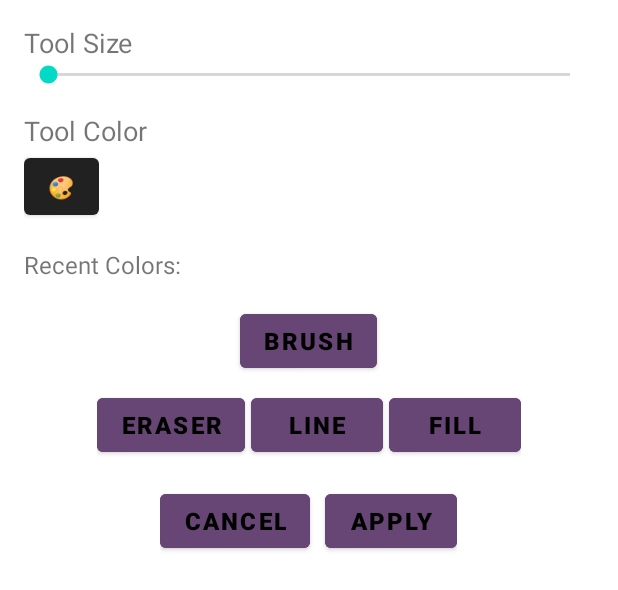
After one commit to Siond5/Paintrest, an Android app: the layout fragment_paint_settings_dialog.xml on its own in the app's theme, with its tools: preview values and no code run, on a phone screen of 412 x 824 dp. The commit adds this screen. Shown: the top 590 px of the screen. Run offline under Robolectric (Android 15) with nearby library versions, the phone set to English and light mode, and no system bars.

Commit message:
paint settings

```diff
--- a/app/src/main/res/layout/fragment_paint.xml
+++ b/app/src/main/res/layout/fragment_paint.xml
@@ -8,12 +8,12 @@
         android:id="@+id/canvas_container"
         android:layout_width="match_parent"
         android:layout_height="match_parent"
-        android:layout_above="@+id/PaintSettings"
+        android:layout_above="@+id/paintSettings"
         android:background="@drawable/canvas_bg"
         />
 
     <Button
-        android:id="@+id/PaintSettings"
+        android:id="@+id/paintSettings"
         android:layout_width="match_parent"
         android:layout_height="wrap_content"
         android:text="Paint settings"
--- /dev/null
+++ b/app/src/main/res/layout/fragment_paint_settings_dialog.xml
@@ -0,0 +1,138 @@
+<?xml version="1.0" encoding="utf-8"?>
+<LinearLayout xmlns:android="http://schemas.android.com/apk/res/android"
+    android:layout_width="match_parent"
+    android:layout_height="wrap_content"
+    android:orientation="vertical"
+    android:padding="16dp">
+
+    <TextView
+        android:layout_width="wrap_content"
+        android:layout_height="wrap_content"
+        android:text="Tool Size"
+        android:textSize="18sp" />
+
+    <SeekBar
+        android:id="@+id/seekBarSize"
+        android:layout_width="match_parent"
+        android:layout_height="wrap_content"
+        android:max="100" />
+
+    <TextView
+        android:layout_width="wrap_content"
+        android:layout_height="wrap_content"
+        android:text="Tool Color"
+        android:textSize="18sp"
+        android:layout_marginTop="16dp" />
+
+    <LinearLayout
+        android:layout_width="wrap_content"
+        android:layout_height="wrap_content"
+        android:orientation="horizontal"
+        android:gravity="center_horizontal">
+
+        <Button
+            android:id="@+id/btnColorPicker"
+            android:layout_width="50dp"
+            android:layout_height="50dp"
+
+            android:text="🎨" />
+    </LinearLayout>
+
+    <TextView
+        android:layout_width="wrap_content"
+        android:layout_height="wrap_content"
+        android:text="Recent Colors:"
+        android:textSize="16sp"
+        android:layout_marginTop="16dp" />
+
+    <LinearLayout
+        android:id="@+id/recentColorsLayout"
+        android:layout_width="wrap_content"
+        android:layout_height="wrap_content"
+        android:orientation="horizontal"
+        android:gravity="center_horizontal" />
+
+    <LinearLayout
+        android:layout_width="wrap_content"
+        android:layout_height="wrap_content"
+        android:layout_gravity="center"
+        android:orientation="vertical"
+        android:gravity="center"
+        android:layout_marginTop="16dp">
+
+        <Button
+            android:id="@+id/btnBrush"
+            android:layout_width="wrap_content"
+            android:layout_height="wrap_content"
+            android:text="Brush"
+            android:textSize="16sp"
+            android:layout_marginBottom="8dp"
+            style="@style/BoldText"
+            android:backgroundTint="@color/button" />
+
+        <LinearLayout
+            android:layout_width="wrap_content"
+            android:layout_height="wrap_content"
+            android:orientation="horizontal"
+            android:gravity="center">
+
+            <Button
+                android:id="@+id/btnEraser"
+                android:layout_width="wrap_content"
+                android:layout_height="wrap_content"
+                android:text="Eraser"
+                android:layout_marginEnd="4dp"
+                android:textSize="16sp"
+                style="@style/BoldText"
+                android:backgroundTint="@color/button" />
+
+            <Button
+                android:id="@+id/btnLine"
+                android:layout_width="0dp"
+                android:layout_weight="1"
+                android:layout_height="wrap_content"
+                android:text="Line"
+                android:layout_marginEnd="4dp"
+                android:textSize="16sp"
+                style="@style/BoldText"
+                android:backgroundTint="@color/button" />
+
+            <Button
+                android:id="@+id/btnFill"
+                android:layout_width="0dp"
+                android:layout_weight="1"
+                android:layout_height="wrap_content"
+                android:text="Fill"
+                android:textSize="16sp"
+                style="@style/BoldText"
+                android:backgroundTint="@color/button" />
+        </LinearLayout>
+    </LinearLayout>
+    <LinearLayout
+        android:layout_width="wrap_content"
+        android:layout_height="wrap_content"
+        android:orientation="horizontal"
+        android:gravity="center"
+        android:layout_gravity="center"
+        android:layout_marginTop="16dp">
+
+        <Button
+            android:id="@+id/btnCancel"
+            android:layout_width="wrap_content"
+            android:layout_height="wrap_content"
+            android:textSize="16dp"
+            style="@style/BoldText"
+            android:backgroundTint="@color/button"
+            android:text="Cancel" />
+
+        <Button
+            android:id="@+id/btnApply"
+            android:layout_width="wrap_content"
+            android:layout_height="wrap_content"
+            android:text="Apply"
+            android:textSize="16dp"
+            style="@style/BoldText"
+            android:backgroundTint="@color/button"
+            android:layout_marginStart="10dp" />
+    </LinearLayout>
+</LinearLayout>
--- a/app/src/main/res/values/strings.xml
+++ b/app/src/main/res/values/strings.xml
@@ -19,6 +19,8 @@
         <item>Pink</item>
         <item>Custom</item>
     </string-array>
+    <!-- TODO: Remove or change this placeholder text -->
+    <string name="hello_blank_fragment">Hello blank fragment</string>
 
 
 </resources>
```
Also changed, not shown: app/src/main/java/com/example/login/PaintFragment.java (+58 -24 lines), app/src/main/java/com/example/login/PaintSettingsDialogFragment.java (added, +165 -0 lines), app/src/main/java/com/example/login/PaintView.java (+151 -6 lines).
